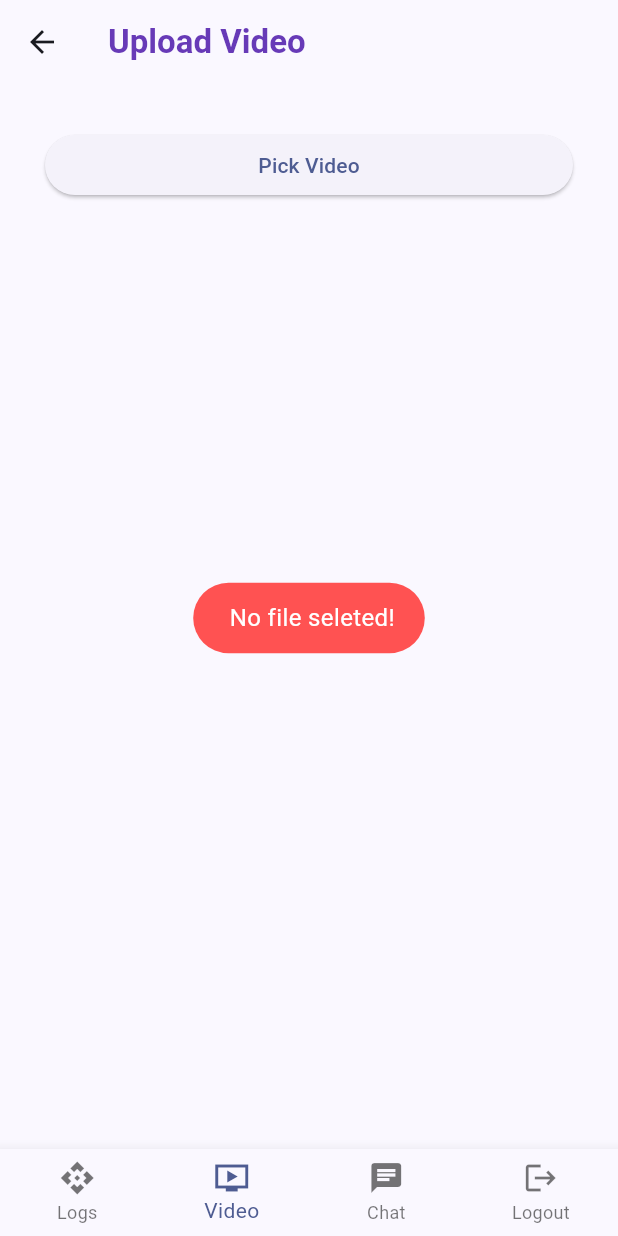
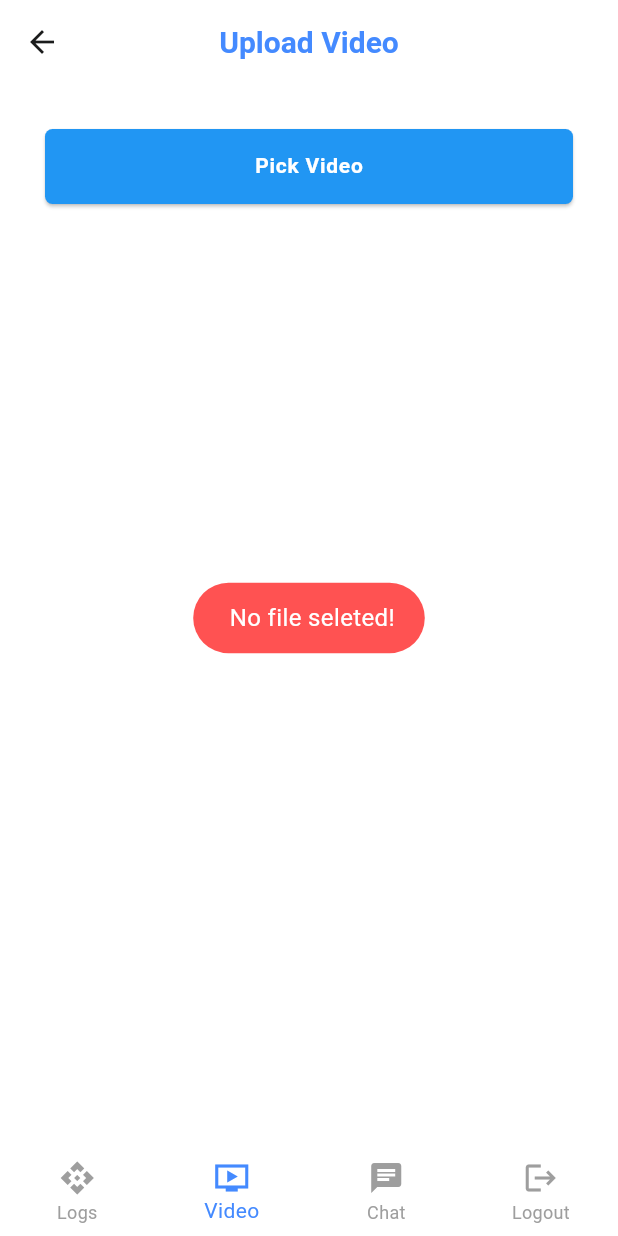
Before and after one commit to pk-fusion-dev/supabase-codelab, a Flutter app: the HomeTemplate screen opened by its route, item 2 of the bottom bar chosen, after a tap on the "video collection" icon, after a tap on "Pick Video", on a phone screen of 412 x 824 dp. Run offline on Flutter 3.47's test engine with Material 3 defaults, Android fonts, the phone set to English and light mode, and no system bars; our stand-ins replace email_validator, flutter_dotenv, fluttertoast, image_picker, shared_preferences, supabase_flutter; missing offline and left inert: byte_converter, media_kit, media_kit_video; accounts and stored records are empty.

Commit message:
add custom theme

```diff
--- a/lib/pages/upload_video.dart
+++ b/lib/pages/upload_video.dart
@@ -112,11 +112,20 @@ class _UploadVideoState extends State<UploadVideo> {
     return Container(
       padding: const EdgeInsets.all(30.0),
       child: Column(
-        crossAxisAlignment: CrossAxisAlignment.stretch,
+        crossAxisAlignment: CrossAxisAlignment.center,
         children: <Widget>[
           ElevatedButton(
+            style: ElevatedButton.styleFrom(
+              //backgroundColor: Colors.deepPurple,
+              shape: RoundedRectangleBorder(
+                borderRadius: BorderRadius.circular(5.0),
+              ),
+              minimumSize: const Size(
+                  double.infinity, 50), // Set minimum width and height
+            ),
             onPressed: _pickVideo,
-            child: const Text('Pick Video'),
+            child: Text('Pick Video',
+                style: Theme.of(context).textTheme.labelMedium),
           ),
           const SizedBox(
             height: 20.0,
@@ -131,13 +140,24 @@ class _UploadVideoState extends State<UploadVideo> {
             ),
             const SizedBox(height: 20),
             ElevatedButton(
+              style: ElevatedButton.styleFrom(
+                //backgroundColor: Colors.deepPurple,
+                shape: RoundedRectangleBorder(
+                  borderRadius: BorderRadius.circular(5.0),
+                ),
+                minimumSize: const Size(
+                    double.infinity, 50), // Set minimum width and height
+              ),
               onPressed: () {
                 uploadFile();
                 setState(() {
                   isLoading = true;
                 });
               },
-              child: const Text('Upload Video'),
+              child: Text(
+                'Upload Video',
+                style: Theme.of(context).textTheme.labelMedium,
+              ),
             ),
             showPlayer ? videoWidget() : const SizedBox.shrink()
           ],
@@ -172,7 +192,7 @@ class _UploadVideoState extends State<UploadVideo> {
             padding: const EdgeInsets.all(10.0),
             child: Text(
               title,
-              style: const TextStyle(fontSize: 14, fontWeight: FontWeight.bold),
+              style: Theme.of(context).textTheme.headlineMedium,
             ),
           ),
           // Video Player Row
--- a/lib/template/home_template.dart
+++ b/lib/template/home_template.dart
@@ -80,7 +80,7 @@ class _HomeTemplateState extends State<HomeTemplate> {
       switch (index) {
         case 200:
           {
-            _title = 'Add Activity Log';
+            _title = 'New Activity Log';
             _pageIndex = 3;
             _naviBarIndex = 0;
             _fabIndex = -1;
@@ -131,7 +131,7 @@ class _HomeTemplateState extends State<HomeTemplate> {
   FloatingActionButton? _getFAB() {
     if (_fabIndex == 0) {
       return FloatingActionButton(
-        backgroundColor: Colors.deepPurple,
+        //backgroundColor: Colors.deepPurple,
         mini: false,
         onPressed: () {
           _onFabTap(200);
@@ -140,7 +140,7 @@ class _HomeTemplateState extends State<HomeTemplate> {
       );
     } else if (_fabIndex == 1) {
       return FloatingActionButton(
-        backgroundColor: Colors.deepPurple,
+        //backgroundColor: Colors.deepPurple,
         mini: false,
         onPressed: () {
           _onFabTap(201);
@@ -162,8 +162,6 @@ class _HomeTemplateState extends State<HomeTemplate> {
       appBar: AppBar(
         title: Text(
           _title,
-          style: const TextStyle(
-              fontWeight: FontWeight.bold, color: Colors.deepPurple),
         ),
       ),
       body: pages[_pageIndex],
--- a/lib/template/login_template.dart
+++ b/lib/template/login_template.dart
@@ -15,8 +15,6 @@ class LoginTemplate extends StatelessWidget {
         appBar: AppBar(
           title: const Text(
             'Supabase Lab',
-            style: TextStyle(
-                fontWeight: FontWeight.bold, color: Colors.deepPurple),
           ),
           bottom: const TabBar(
             tabs: [
--- /dev/null
+++ b/lib/theme/fusion_theme.dart
@@ -0,0 +1,91 @@
+import 'package:flutter/material.dart';
+
+class AppTheme {
+  static ThemeData fusionBlue = ThemeData(
+      colorScheme: ColorScheme.fromSeed(
+        seedColor: Colors.white,
+        brightness: Brightness.light,
+        dynamicSchemeVariant: DynamicSchemeVariant.neutral,
+      ),
+      applyElevationOverlayColor: false,
+      scaffoldBackgroundColor: Colors.white,
+      //text
+      textTheme: const TextTheme(
+        headlineMedium: TextStyle(
+            color: Colors.blueAccent,
+            fontSize: 14,
+            fontWeight: FontWeight.bold),
+        displayMedium: TextStyle(
+            color: Colors.black87, fontSize: 12, fontWeight: FontWeight.bold),
+        displaySmall: TextStyle(color: Colors.black87, fontSize: 12),
+        labelMedium: TextStyle(
+            color: Colors.white, fontSize: 14, fontWeight: FontWeight.bold),
+      ),
+
+      //List Tile
+      listTileTheme: const ListTileThemeData(
+          iconColor: Colors.blueAccent,
+          minVerticalPadding: 5,
+          titleTextStyle:
+              TextStyle(color: Colors.blueAccent, fontWeight: FontWeight.bold),
+          subtitleTextStyle:
+              TextStyle(color: Colors.grey, fontStyle: FontStyle.normal),
+          contentPadding: EdgeInsets.all(10)),
+
+      //Dropdown Menu
+      dropdownMenuTheme: DropdownMenuThemeData(
+          menuStyle: MenuStyle(
+              backgroundColor: WidgetStateProperty.all<Color>(Colors.white))),
+
+      //Input
+      inputDecorationTheme: const InputDecorationTheme(
+          prefixIconColor: Colors.black87,
+          floatingLabelStyle: TextStyle(color: Colors.blueAccent),
+          labelStyle: TextStyle(color: Colors.grey),
+          errorBorder:
+              OutlineInputBorder(borderSide: BorderSide(color: Colors.red)),
+          focusedBorder: OutlineInputBorder(
+              borderSide: BorderSide(color: Colors.blueAccent)),
+          enabledBorder: OutlineInputBorder(
+              borderSide: BorderSide(color: Colors.blueAccent))),
+
+      //Tab Menu
+      tabBarTheme: const TabBarTheme(
+          labelColor: Colors.blueAccent,
+          indicatorColor: Colors.blueAccent,
+          unselectedLabelColor: Colors.grey),
+
+      //Card View
+      cardTheme: CardTheme(
+          color: Colors.white,
+          elevation: 0,
+          shape: RoundedRectangleBorder(
+            borderRadius: BorderRadius.circular(10.0),
+            side: const BorderSide(color: Colors.black12, width: 1),
+          )),
+
+      //App Bar
+      appBarTheme: const AppBarTheme(
+          backgroundColor: Colors.white,
+          centerTitle: true,
+          titleTextStyle: TextStyle(
+              color: Colors.blueAccent,
+              fontWeight: FontWeight.bold,
+              fontSize: 20)),
+
+      //Elevated Button
+      elevatedButtonTheme: ElevatedButtonThemeData(
+          style: ButtonStyle(
+              backgroundColor: WidgetStateProperty.all<Color>(Colors.blue))),
+      //Floating Action Button
+      floatingActionButtonTheme: const FloatingActionButtonThemeData(
+          backgroundColor: Colors.blueAccent),
+
+      //Button Navi Bar
+      bottomNavigationBarTheme: const BottomNavigationBarThemeData(
+          elevation: 0.0,
+          backgroundColor: Colors.white,
+          unselectedItemColor: Colors.grey,
+          selectedItemColor: Colors.blueAccent),
+      useMaterial3: true);
+}
```
Also changed, not shown: lib/main.dart (+4 -3 lines), lib/pages/activity_logs_page.dart (+11 -19 lines), lib/pages/add_activity_log.dart (+3 -5 lines), lib/pages/login_page.dart (+7 -21 lines), lib/pages/register_page.dart (+7 -18 lines), lib/pages/video_content_page.dart (+4 -3 lines).
